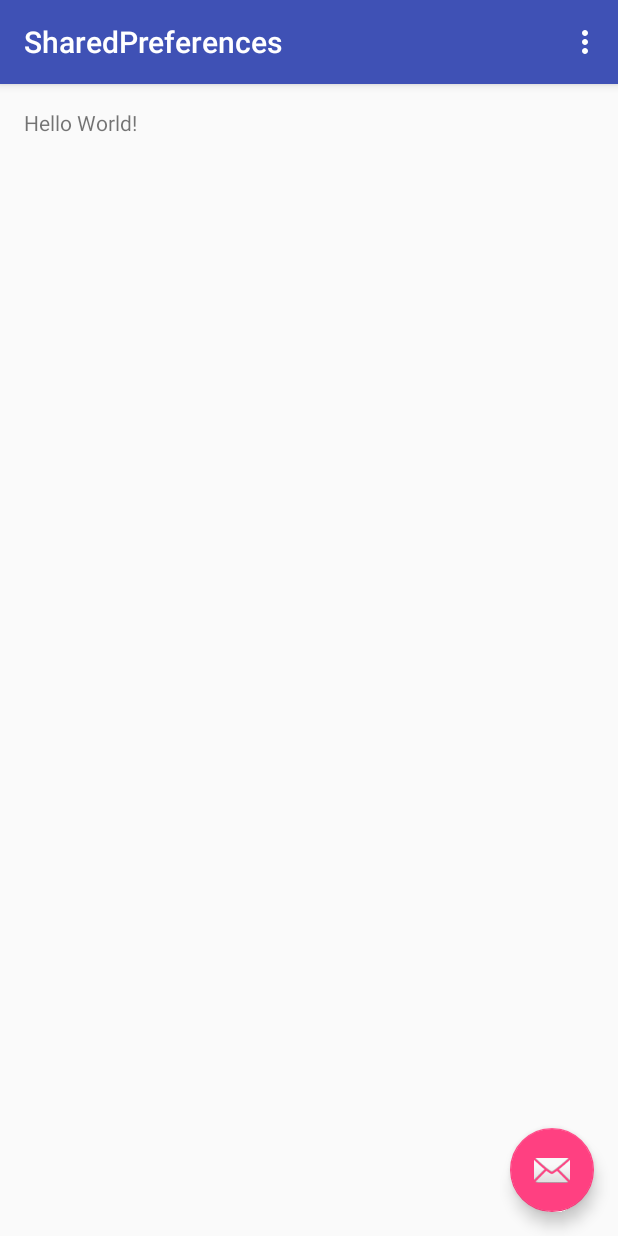
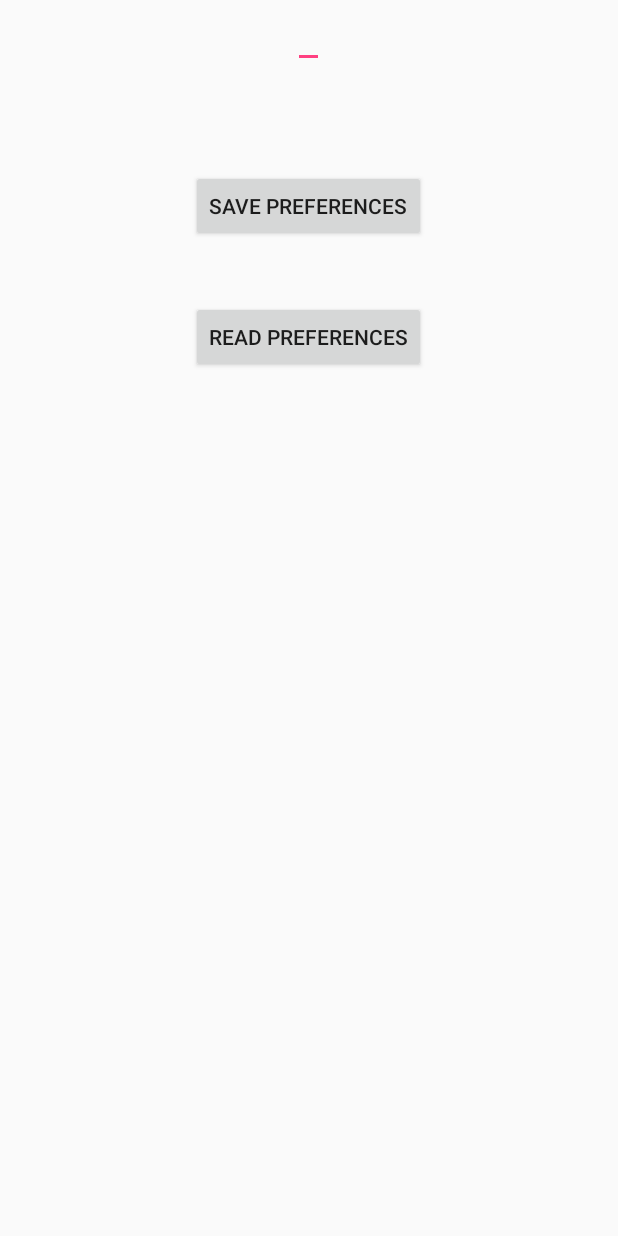
Before and after one commit to markthedr/SharedPreferences, an Android app: the screen it shows after launch (MainActivity), on a phone screen of 412 x 824 dp. Run offline under Robolectric (Android 15) with nearby library versions, the phone set to English and light mode, and no system bars.

Commit message:
Changed lay out Made code to add into saved preferences and also read from the preferences

```diff
--- a/app/src/main/java/markhu/sharedpreferences/MainActivity.java
+++ b/app/src/main/java/markhu/sharedpreferences/MainActivity.java
@@ -1,5 +1,6 @@
 package markhu.sharedpreferences;
 
+import android.content.SharedPreferences;
 import android.os.Bundle;
 import android.support.design.widget.FloatingActionButton;
 import android.support.design.widget.Snackbar;
@@ -8,25 +9,39 @@ import android.support.v7.widget.Toolbar;
 import android.view.View;
 import android.view.Menu;
 import android.view.MenuItem;
+import android.widget.EditText;
+import android.widget.Toast;
 
 public class MainActivity extends AppCompatActivity {
+
+    private static final String PREF_NAME = "last word";
+    private static final String KEY_WORD = "KEY_WORD";
+
+    private SharedPreferences mPrefs;
+    private EditText mWord;
 
     @Override
     protected void onCreate(Bundle savedInstanceState) {
         super.onCreate(savedInstanceState);
         setContentView(R.layout.activity_main);
-        Toolbar toolbar = (Toolbar) findViewById(R.id.toolbar);
-        setSupportActionBar(toolbar);
 
-        FloatingActionButton fab = (FloatingActionButton) findViewById(R.id.fab);
-        fab.setOnClickListener(new View.OnClickListener() {
-            @Override
-            public void onClick(View view) {
-                Snackbar.make(view, "Replace with your own action", Snackbar.LENGTH_LONG)
-                        .setAction("Action", null).show();
-            }
-        });
+        mPrefs = getSharedPreferences(PREF_NAME,MODE_PRIVATE);
+        mWord = (EditText) findViewById(R.id.etPreference);
+
     }
+
+    public void onClick(View view){
+        switch(view.getId()){
+            case R.id.save_preferences:
+                SharedPreferences.Editor editor = mPrefs.edit();
+                editor.putString(KEY_WORD, mWord.getText().toString());
+                editor.commit();
+                break;
+            case R.id.read_preferences:
+                Toast.makeText(view.getContext(),mPrefs.getString(KEY_WORD,"No word yet"),Toast.LENGTH_LONG).show();
+        }
+    }
+
 
     @Override
     public boolean onCreateOptionsMenu(Menu menu) {
--- a/app/src/main/res/layout/activity_main.xml
+++ b/app/src/main/res/layout/activity_main.xml
@@ -1,25 +1,34 @@
 <?xml version="1.0" encoding="utf-8"?>
-<android.support.design.widget.CoordinatorLayout
-    xmlns:android="http://schemas.android.com/apk/res/android"
-    xmlns:app="http://schemas.android.com/apk/res-auto"
-    xmlns:tools="http://schemas.android.com/tools" android:layout_width="match_parent"
-    android:layout_height="match_parent" android:fitsSystemWindows="true"
-    tools:context=".MainActivity">
+<RelativeLayout xmlns:android="http://schemas.android.com/apk/res/android"
+    android:layout_width="match_parent"
+    android:layout_height="match_parent"
+    android:paddingLeft="16dp"
+    android:paddingRight="16dp" >
 
-    <android.support.design.widget.AppBarLayout android:layout_height="wrap_content"
-        android:layout_width="match_parent" android:theme="@style/AppTheme.AppBarOverlay">
+    <EditText
+        android:layout_width="wrap_content"
+        android:layout_height="wrap_content"
+        android:id="@+id/etPreference"
+        android:layout_alignParentTop="true"
+        android:layout_centerHorizontal="true" />
 
-        <android.support.v7.widget.Toolbar android:id="@+id/toolbar"
-            android:layout_width="match_parent" android:layout_height="?attr/actionBarSize"
-            android:background="?attr/colorPrimary" app:popupTheme="@style/AppTheme.PopupOverlay" />
+    <Button
+        android:layout_width="wrap_content"
+        android:layout_height="wrap_content"
+        android:text="Save Preferences"
+        android:id="@+id/save_preferences"
+        android:layout_below="@+id/etPreference"
+        android:layout_centerHorizontal="true"
+        android:onClick="onClick"
+        android:layout_marginTop="68dp" />
 
-    </android.support.design.widget.AppBarLayout>
-
-    <include layout="@layout/content_main" />
-
-    <android.support.design.widget.FloatingActionButton android:id="@+id/fab"
-        android:layout_width="wrap_content" android:layout_height="wrap_content"
-        android:layout_gravity="bottom|end" android:layout_margin="@dimen/fab_margin"
-        android:src="@android:drawable/ic_dialog_email" />
-
-</android.support.design.widget.CoordinatorLayout>
+    <Button
+        android:layout_width="wrap_content"
+        android:layout_height="wrap_content"
+        android:text="Read Preferences"
+        android:id="@+id/read_preferences"
+        android:layout_below="@+id/save_preferences"
+        android:layout_centerHorizontal="true"
+        android:onClick="onClick"
+        android:layout_marginTop="39dp" />
+</RelativeLayout>
--- a/app/src/main/res/layout/content_main.xml
+++ /dev/null
@@ -1,14 +0,0 @@
-<?xml version="1.0" encoding="utf-8"?>
-<RelativeLayout xmlns:android="http://schemas.android.com/apk/res/android"
-    xmlns:tools="http://schemas.android.com/tools"
-    xmlns:app="http://schemas.android.com/apk/res-auto" android:layout_width="match_parent"
-    android:layout_height="match_parent" android:paddingLeft="@dimen/activity_horizontal_margin"
-    android:paddingRight="@dimen/activity_horizontal_margin"
-    android:paddingTop="@dimen/activity_vertical_margin"
-    android:paddingBottom="@dimen/activity_vertical_margin"
-    app:layout_behavior="@string/appbar_scrolling_view_behavior"
-    tools:showIn="@layout/activity_main" tools:context=".MainActivity">
-
-    <TextView android:text="Hello World!" android:layout_width="wrap_content"
-        android:layout_height="wrap_content" />
-</RelativeLayout>
```
